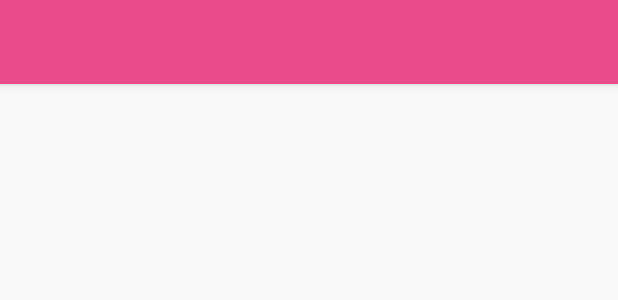
After one commit to ZacZhang/Drippple, an Android app: the layout activity_single_fragment.xml on its own in the app's theme, with its tools: preview values and no code run, on a phone screen of 412 x 824 dp. The commit adds this screen. Shown: the top 300 px of the screen. Run offline under Robolectric (Android 15) with nearby library versions, the phone set to English and light mode, and no system bars.

```diff
--- a/app/build.gradle
+++ b/app/build.gradle
@@ -28,6 +28,7 @@ dependencies {
     compile 'com.android.support:appcompat-v7:25.3.1'
     compile 'com.android.support.constraint:constraint-layout:1.0.0-alpha8'
     compile 'com.android.support:recyclerview-v7:25.3.1'
+    compile 'com.google.code.gson:gson:2.7'
     compile 'com.jakewharton:butterknife:8.4.0'
     apt 'com.jakewharton:butterknife-compiler:8.4.0'
     testCompile 'junit:junit:4.12'
--- /dev/null
+++ b/app/src/main/res/layout-v21/toolbar.xml
@@ -0,0 +1,15 @@
+<?xml version="1.0" encoding="utf-8"?>
+<android.support.v7.widget.Toolbar
+    xmlns:android="http://schemas.android.com/apk/res/android"
+    xmlns:app="http://schemas.android.com/apk/res-auto"
+    android:id="@+id/toolbar"
+    android:layout_width="match_parent"
+    android:layout_height="wrap_content"
+    android:minHeight="?attr/actionBarSize"
+    android:background="@color/colorPrimary"
+    android:fitsSystemWindows="true"
+    android:elevation="@dimen/toolbar_elevation"
+    app:theme="@style/ThemeOverlay.AppCompat.Dark.ActionBar"
+    app:popupTheme="@style/Theme.AppCompat.Light">
+
+</android.support.v7.widget.Toolbar>
--- /dev/null
+++ b/app/src/main/res/layout/activity_single_fragment.xml
@@ -0,0 +1,16 @@
+<?xml version="1.0" encoding="utf-8"?>
+<LinearLayout
+    xmlns:android="http://schemas.android.com/apk/res/android"
+    android:orientation="vertical"
+    android:layout_width="match_parent"
+    android:layout_height="match_parent">
+
+    <include
+        layout="@layout/toolbar"/>
+
+    <FrameLayout
+        android:id="@+id/fragment_container"
+        android:layout_width="match_parent"
+        android:layout_height="match_parent"/>
+
+</LinearLayout>
--- /dev/null
+++ b/app/src/main/res/layout/toolbar.xml
@@ -0,0 +1,15 @@
+<?xml version="1.0" encoding="utf-8"?>
+<android.support.v7.widget.Toolbar
+    xmlns:android="http://schemas.android.com/apk/res/android"
+    xmlns:app="http://schemas.android.com/apk/res-auto"
+    android:id="@+id/toolbar"
+    android:layout_width="match_parent"
+    android:layout_height="wrap_content"
+    android:minHeight="?attr/actionBarSize"
+    android:background="@color/colorPrimary"
+    android:fitsSystemWindows="true"
+    android:elevation="@dimen/toolbar_elevation"
+    app:theme="@style/ThemeOverlay.AppCompat.Dark.ActionBar"
+    app:popupTheme="@style/Theme.AppCompat.Light">
+
+</android.support.v7.widget.Toolbar>
--- a/app/src/main/res/values/colors.xml
+++ b/app/src/main/res/values/colors.xml
@@ -1,8 +1,8 @@
 <?xml version="1.0" encoding="utf-8"?>
 <resources>
-    <color name="colorPrimary">#3F51B5</color>
-    <color name="colorPrimaryDark">#303F9F</color>
-    <color name="colorAccent">#FF4081</color>
+    <color name="colorPrimary">#EA4C89</color>
+    <color name="colorPrimaryDark">#C23D70</color>
+    <color name="colorAccent">#666</color>
 
     <color name="place_holder_bg">#33000000</color>
     <color name="text_dark">#aa000000</color>
--- a/app/src/main/res/values/dimens.xml
+++ b/app/src/main/res/values/dimens.xml
@@ -8,4 +8,5 @@
     <dimen name="spacing_large">24dp</dimen>
     <dimen name="shot_author_picture_size">48dp</dimen>
     <dimen name="shot_author_picture_radius">24dp</dimen>
+    <dimen name="toolbar_elevation">4dp</dimen>
 </resources>
```
Also changed, not shown: app/src/main/java/com/zaczhang/drippple/utils/ModelUtils.java (added, +42 -0 lines), app/src/main/java/com/zaczhang/drippple/view/base/SingleFragmentActivity.java (added, +67 -0 lines), app/src/main/java/com/zaczhang/drippple/view/shot_detail/ShotActivity.java (added, +24 -0 lines), app/src/main/java/com/zaczhang/drippple/view/shot_detail/ShotFragment.java (added, +53 -0 lines), app/src/main/res/layout/fragment_recycler_view.xml (added, +8 -0 lines).
